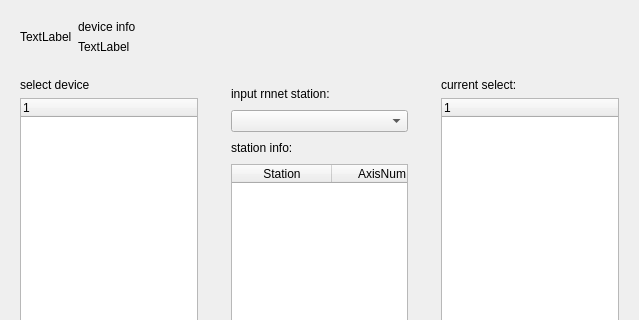
This is App/AppSDT/ConfigDialog/configdialog.ui in Scorpion1911/ServoDriveTech as Qt 5 draws it before an edit; both pictures show x 0 to 639 and y 0 to 320 of the 639 by 568 pixel window. The edited form follows.
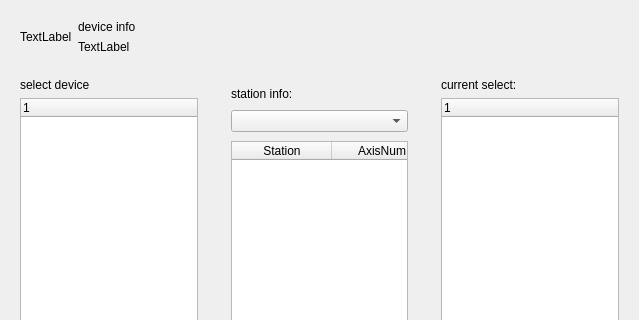
This is the edited form.

What changed in the file:
```diff
--- a/App/AppSDT/ConfigDialog/configdialog.ui
+++ b/App/AppSDT/ConfigDialog/configdialog.ui
@@ -124,7 +124,7 @@
      <layout class="QVBoxLayout" name="verticalLayout_4">
       <item>
        <widget class="QWidget" name="widget_rnCtlPanel" native="true">
-        <layout class="QVBoxLayout" name="verticalLayout_5" stretch="0,0,0,1,0">
+        <layout class="QVBoxLayout" name="verticalLayout_5" stretch="0,0,1,0">
          <property name="spacing">
           <number>9</number>
          </property>
@@ -132,9 +132,9 @@
           <number>9</number>
          </property>
          <item>
-          <widget class="QLabel" name="label_3">
+          <widget class="QLabel" name="label_stationInfo">
            <property name="text">
-            <string>input rnnet station:</string>
+            <string>station info:</string>
            </property>
           </widget>
          </item>
@@ -145,13 +145,6 @@
            </property>
           </widget>
          </item>
-         <item>
-          <widget class="QLabel" name="label_stationInfo">
-           <property name="text">
-            <string>station info:</string>
-           </property>
-          </widget>
-         </item>
          <item>
           <widget class="QTableWidget" name="table_queryList">
            <property name="sizeAdjustPolicy">
```
Left out of the diff: 8 changed lines with no effect on the pictures.
